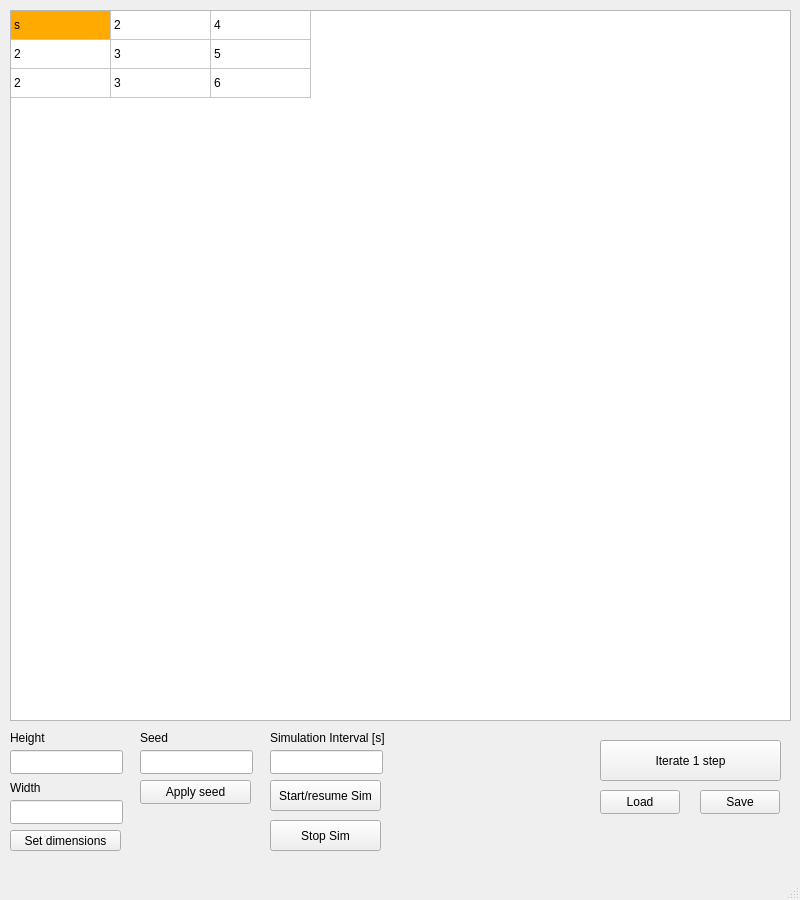
First picture: the form in mainwindow.ui, repository KacKozak2022/Game-of-Life, before the edit.
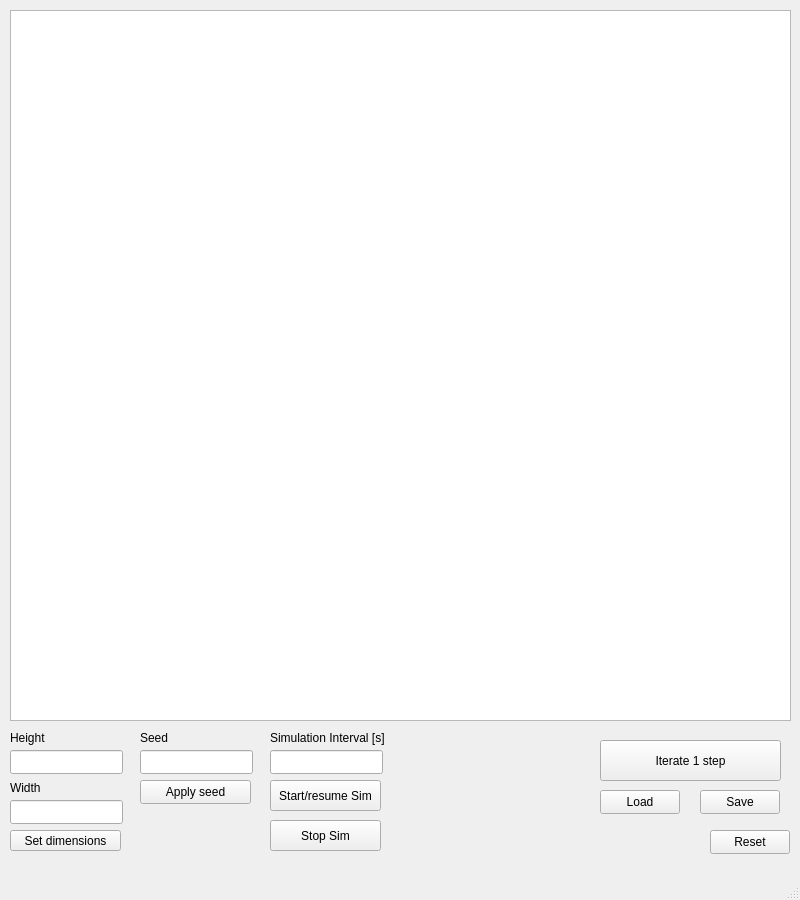
Second picture: the form after the edit.

```diff
--- a/mainwindow.ui
+++ b/mainwindow.ui
@@ -29,6 +29,12 @@
       <verstretch>0</verstretch>
      </sizepolicy>
     </property>
+    <property name="verticalScrollBarPolicy">
+     <enum>Qt::ScrollBarAlwaysOff</enum>
+    </property>
+    <property name="horizontalScrollBarPolicy">
+     <enum>Qt::ScrollBarAlwaysOff</enum>
+    </property>
     <property name="sizeAdjustPolicy">
      <enum>QAbstractScrollArea::AdjustIgnored</enum>
     </property>
@@ -59,99 +65,6 @@
     <attribute name="verticalHeaderHighlightSections">
      <bool>false</bool>
     </attribute>
-    <row>
-     <property name="text">
-      <string>ss</string>
-     </property>
-    </row>
-    <row>
-     <property name="text">
-      <string>fs</string>
-     </property>
-    </row>
-    <row>
-     <property name="text">
-      <string>Nowy wierszsdsd</string>
-     </property>
-    </row>
-    <column>
-     <property name="text">
-      <string>sds</string>
-     </property>
-    </column>
-    <column>
-     <property name="text">
-      <string>ddd</string>
-     </property>
-    </column>
-    <column>
-     <property name="text">
-      <string>fff</string>
-     </property>
-    </column>
-    <item row="0" column="0">
-     <property name="text">
-      <string>s</string>
-     </property>
-     <property name="background">
-      <brush brushstyle="SolidPattern">
-       <color alpha="255">
-        <red>255</red>
-        <green>170</green>
-        <blue>0</blue>
-       </color>
-      </brush>
-     </property>
-    </item>
-    <item row="0" column="1">
-     <property name="text">
-      <string>2</string>
-     </property>
-    </item>
-    <item row="0" column="2">
-     <property name="text">
-      <string>4</string>
-     </property>
-    </item>
-    <item row="1" column="0">
-     <property name="text">
-      <string>2</string>
-     </property>
-    </item>
-    <item row="1" column="1">
-     <property name="text">
-      <string>3</string>
-     </property>
-     <property name="background">
-      <brush brushstyle="NoBrush">
-       <color alpha="255">
-        <red>0</red>
-        <green>170</green>
-        <blue>255</blue>
-       </color>
-      </brush>
-     </property>
-    </item>
-    <item row="1" column="2">
-     <property name="text">
-      <string>5</string>
-     </property>
-    </item>
-    <item row="2" column="0">
-     <property name="text">
-      <string>2</string>
-     </property>
-    </item>
-    <item row="2" column="1">
-     <property name="text">
-      <string>3</string>
-     </property>
-    </item>
-    <item row="2" column="2">
-     <property name="text">
-      <string>6</string>
-     </property>
-    </item>
    </widget>
    <widget class="QLabel" name="Hlabel">
     <property name="geometry">
@@ -336,6 +249,19 @@
      <string>Save</string>
     </property>
    </widget>
+   <widget class="QPushButton" name="pushButton">
+    <property name="geometry">
+     <rect>
+      <x>710</x>
+      <y>830</y>
+      <width>80</width>
+      <height>24</height>
+     </rect>
+    </property>
+    <property name="text">
+     <string>Reset</string>
+    </property>
+   </widget>
   </widget>
   <widget class="QMenuBar" name="menubar">
    <property name="geometry">
```
Left out of the diff: 2 changed lines with no effect on the pictures.
